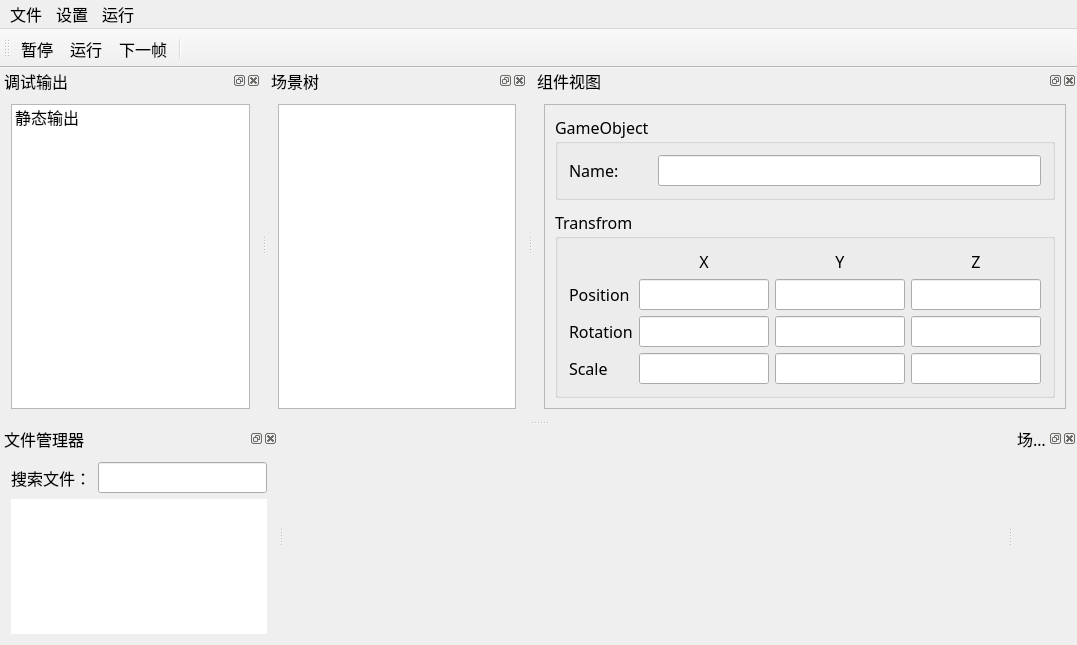
The window that QtEditor/Resources/mainwindow.ui (NoMoneyStudent/WellPlay-Engine) describes before a commit, drawn with Qt 5.
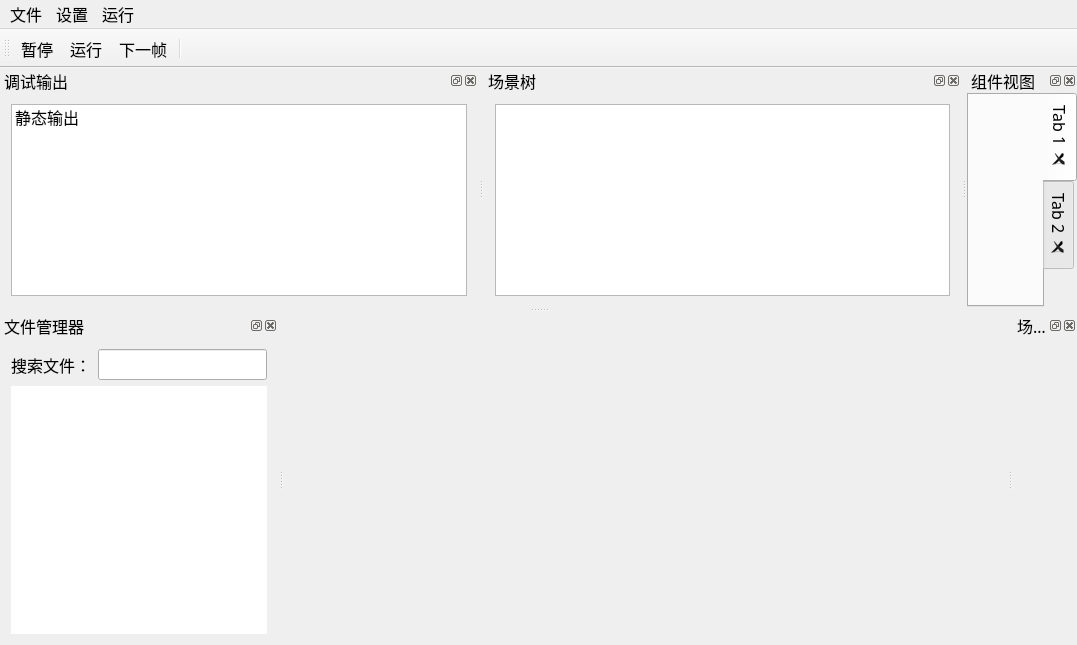
The same window after the commit. Icons and pictures are not drawn.

```diff
--- a/QtEditor/Resources/mainwindow.ui
+++ b/QtEditor/Resources/mainwindow.ui
@@ -369,262 +369,56 @@
      </sizepolicy>
     </property>
     <layout class="QVBoxLayout" name="verticalLayout_4">
+     <property name="spacing">
+      <number>0</number>
+     </property>
+     <property name="leftMargin">
+      <number>0</number>
+     </property>
+     <property name="topMargin">
+      <number>0</number>
+     </property>
+     <property name="rightMargin">
+      <number>0</number>
+     </property>
+     <property name="bottomMargin">
+      <number>0</number>
+     </property>
      <item>
-      <widget class="QScrollArea" name="scrollArea">
-       <property name="horizontalScrollBarPolicy">
-        <enum>Qt::ScrollBarAsNeeded</enum>
+      <widget class="QTabWidget" name="ComTab">
+       <property name="tabPosition">
+        <enum>QTabWidget::East</enum>
        </property>
-       <property name="sizeAdjustPolicy">
-        <enum>QAbstractScrollArea::AdjustIgnored</enum>
+       <property name="tabShape">
+        <enum>QTabWidget::Rounded</enum>
        </property>
-       <property name="widgetResizable">
+       <property name="elideMode">
+        <enum>Qt::ElideNone</enum>
+       </property>
+       <property name="usesScrollButtons">
+        <bool>false</bool>
+       </property>
+       <property name="documentMode">
+        <bool>false</bool>
+       </property>
+       <property name="tabsClosable">
         <bool>true</bool>
        </property>
-       <property name="alignment">
-        <set>Qt::AlignLeading|Qt::AlignLeft|Qt::AlignTop</set>
+       <property name="movable">
+        <bool>true</bool>
        </property>
-       <widget class="QWidget" name="componentList">
-        <property name="geometry">
-         <rect>
-          <x>0</x>
-          <y>0</y>
-          <width>579</width>
-          <height>284</height>
-         </rect>
-        </property>
-        <property name="sizePolicy">
-         <sizepolicy hsizetype="Preferred" vsizetype="Preferred">
-          <horstretch>0</horstretch>
-          <verstretch>0</verstretch>
-         </sizepolicy>
-        </property>
-        <property name="minimumSize">
-         <size>
-          <width>0</width>
-          <height>0</height>
-         </size>
-        </property>
-        <property name="maximumSize">
-         <size>
-          <width>16777215</width>
-          <height>16777215</height>
-         </size>
-        </property>
-        <layout class="QVBoxLayout" name="verticalLayout_5">
-         <property name="spacing">
-          <number>10</number>
-         </property>
-         <property name="sizeConstraint">
-          <enum>QLayout::SetDefaultConstraint</enum>
-         </property>
-         <property name="leftMargin">
-          <number>10</number>
-         </property>
-         <property name="topMargin">
-          <number>10</number>
-         </property>
-         <property name="rightMargin">
-          <number>10</number>
-         </property>
-         <property name="bottomMargin">
-          <number>10</number>
-         </property>
-         <item>
-          <widget class="QGroupBox" name="groupBox">
-           <property name="sizePolicy">
-            <sizepolicy hsizetype="Preferred" vsizetype="Fixed">
-             <horstretch>0</horstretch>
-             <verstretch>0</verstretch>
-            </sizepolicy>
-           </property>
-           <property name="title">
-            <string>GameObject</string>
-           </property>
-           <property name="alignment">
-            <set>Qt::AlignLeading|Qt::AlignLeft|Qt::AlignTop</set>
-           </property>
-           <property name="flat">
-            <bool>false</bool>
-           </property>
-           <property name="checkable">
-            <bool>false</bool>
-           </property>
-           <layout class="QHBoxLayout" name="horizontalLayout_4" stretch="0,0">
-            <property name="sizeConstraint">
-             <enum>QLayout::SetDefaultConstraint</enum>
-            </property>
-            <item>
-             <widget class="QLabel" name="label_2">
-              <property name="text">
-               <string>Name:        </string>
-              </property>
-             </widget>
-            </item>
-            <item>
-             <widget class="QLineEdit" name="GameObjectNameEdit">
-              <property name="clearButtonEnabled">
-               <bool>false</bool>
-              </property>
-             </widget>
-            </item>
-           </layout>
-          </widget>
-         </item>
-         <item alignment="Qt::AlignTop">
-          <widget class="QGroupBox" name="groupBox_2">
-           <property name="sizePolicy">
-            <sizepolicy hsizetype="Preferred" vsizetype="Fixed">
-             <horstretch>0</horstretch>
-             <verstretch>0</verstretch>
-            </sizepolicy>
-           </property>
-           <property name="title">
-            <string>Transfrom</string>
-           </property>
-           <property name="alignment">
-            <set>Qt::AlignLeading|Qt::AlignLeft|Qt::AlignTop</set>
-           </property>
-           <property name="checkable">
-            <bool>false</bool>
-           </property>
-           <layout class="QGridLayout" name="gridLayout">
-            <item row="1" column="0" colspan="3">
-             <widget class="QLabel" name="label_3">
-              <property name="text">
-               <string>Position</string>
-              </property>
-             </widget>
-            </item>
-            <item row="1" column="4">
-             <widget class="QLineEdit" name="px">
-              <property name="layoutDirection">
-               <enum>Qt::RightToLeft</enum>
-              </property>
-              <property name="frame">
-               <bool>true</bool>
-              </property>
-             </widget>
-            </item>
-            <item row="1" column="5">
-             <widget class="QLineEdit" name="py">
-              <property name="layoutDirection">
-               <enum>Qt::RightToLeft</enum>
-              </property>
-             </widget>
-            </item>
-            <item row="1" column="6">
-             <widget class="QLineEdit" name="pz">
-              <property name="layoutDirection">
-               <enum>Qt::RightToLeft</enum>
-              </property>
-             </widget>
-            </item>
-            <item row="2" column="0" colspan="3">
-             <widget class="QLabel" name="label_4">
-              <property name="text">
-               <string>Rotation</string>
-              </property>
-             </widget>
-            </item>
-            <item row="2" column="4">
-             <widget class="QLineEdit" name="rx">
-              <property name="layoutDirection">
-               <enum>Qt::RightToLeft</enum>
-              </property>
-             </widget>
-            </item>
-            <item row="2" column="5">
-             <widget class="QLineEdit" name="ry">
-              <property name="layoutDirection">
-               <enum>Qt::RightToLeft</enum>
-              </property>
-             </widget>
-            </item>
-            <item row="2" column="6">
-             <widget class="QLineEdit" name="rz">
-              <property name="layoutDirection">
-               <enum>Qt::RightToLeft</enum>
-              </property>
-             </widget>
-            </item>
-            <item row="3" column="0" colspan="2">
-             <widget class="QLabel" name="label_5">
-              <property name="text">
-               <string>Scale</string>
-              </property>
-             </widget>
-            </item>
-            <item row="3" column="4">
-             <widget class="QLineEdit" name="sx">
-              <property name="layoutDirection">
-               <enum>Qt::RightToLeft</enum>
-              </property>
-             </widget>
-            </item>
-            <item row="3" column="5">
-             <widget class="QLineEdit" name="sy">
-              <property name="layoutDirection">
-               <enum>Qt::RightToLeft</enum>
-              </property>
-             </widget>
-            </item>
-            <item row="3" column="6">
-             <widget class="QLineEdit" name="sz">
-              <property name="layoutDirection">
-               <enum>Qt::RightToLeft</enum>
-              </property>
-             </widget>
-            </item>
-            <item row="0" column="4">
-             <widget class="QLabel" name="labelX">
-              <property name="text">
-               <string>X</string>
-              </property>
-              <property name="alignment">
-               <set>Qt::AlignCenter</set>
-              </property>
-             </widget>
-            </item>
-            <item row="0" column="6">
-             <widget class="QLabel" name="labelZ">
-              <property name="text">
-               <string>Z</string>
-              </property>
-              <property name="alignment">
-               <set>Qt::AlignCenter</set>
-              </property>
-             </widget>
-            </item>
-            <item row="0" column="5">
-             <widget class="QLabel" name="labelY">
-              <property name="text">
-               <string>Y</string>
-              </property>
-              <property name="alignment">
-               <set>Qt::AlignCenter</set>
-              </property>
-             </widget>
-            </item>
-            <item row="0" column="1">
-             <spacer name="horizontalSpacer">
-              <property name="orientation">
-               <enum>Qt::Horizontal</enum>
-              </property>
-              <property name="sizeType">
-               <enum>QSizePolicy::Preferred</enum>
-              </property>
-              <property name="sizeHint" stdset="0">
-               <size>
-                <width>40</width>
-                <height>20</height>
-               </size>
-              </property>
-             </spacer>
-            </item>
-           </layout>
-          </widget>
-         </item>
-        </layout>
+       <property name="tabBarAutoHide">
+        <bool>false</bool>
+       </property>
+       <widget class="QWidget" name="tab">
+        <attribute name="title">
+         <string>Tab 1</string>
+        </attribute>
+       </widget>
+       <widget class="QWidget" name="tab_2">
+        <attribute name="title">
+         <string>Tab 2</string>
+        </attribute>
        </widget>
       </widget>
      </item>
```
Left out of the diff: 6 changed lines with no effect on the pictures.
